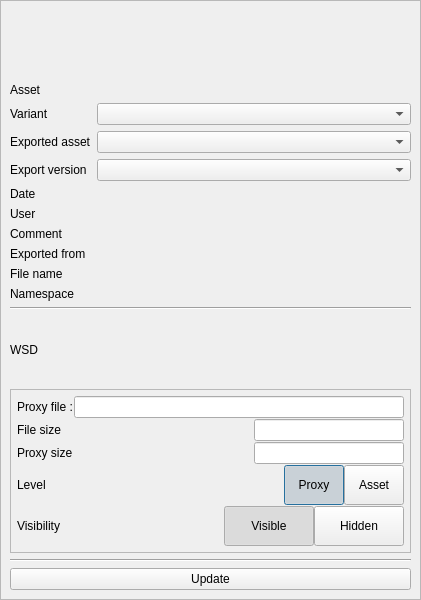
Wizard-collab/Wizard, file App/work/ui_files/imported_asset_manager_dialog.ui: the form before one commit.
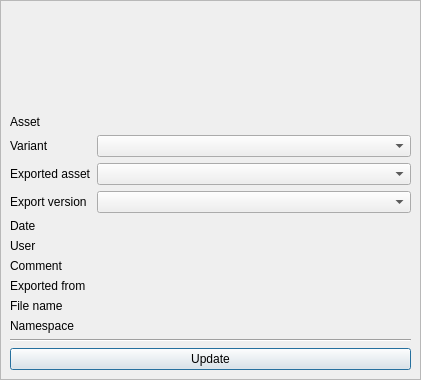
The form after the commit.

What changed in the file:
```diff
--- a/App/work/ui_files/imported_asset_manager_dialog.ui
+++ b/App/work/ui_files/imported_asset_manager_dialog.ui
@@ -7,7 +7,7 @@
     <x>0</x>
     <y>0</y>
     <width>421</width>
-    <height>600</height>
+    <height>380</height>
    </rect>
   </property>
   <property name="windowTitle">
@@ -197,293 +197,6 @@
         </item>
        </layout>
       </item>
-      <item>
-       <widget class="Line" name="line">
-        <property name="orientation">
-         <enum>Qt::Horizontal</enum>
-        </property>
-       </widget>
-      </item>
-      <item>
-       <widget class="QLabel" name="label">
-        <property name="text">
-         <string>WSD</string>
-        </property>
-       </widget>
-      </item>
-      <item>
-       <widget class="QFrame" name="imported_asset_m_wsd_frame">
-        <property name="frameShape">
-         <enum>QFrame::StyledPanel</enum>
-        </property>
-        <property name="frameShadow">
-         <enum>QFrame::Raised</enum>
-        </property>
-        <layout class="QVBoxLayout" name="verticalLayout_4">
-         <property name="spacing">
-          <number>1</number>
-         </property>
-         <property name="leftMargin">
-          <number>6</number>
-         </property>
-         <property name="topMargin">
-          <number>6</number>
-         </property>
-         <property name="rightMargin">
-          <number>6</number>
-         </property>
-         <property name="bottomMargin">
-          <number>6</number>
-         </property>
-         <item>
-          <layout class="QHBoxLayout" name="horizontalLayout_5">
-           <item>
-            <widget class="QLabel" name="label_4">
-             <property name="text">
-              <string>Proxy file :</string>
-             </property>
-            </widget>
-           </item>
-           <item>
-            <widget class="QLineEdit" name="wsd_proxy_file_lineEdit">
-             <property name="readOnly">
-              <bool>true</bool>
-             </property>
-            </widget>
-           </item>
-          </layout>
-         </item>
-         <item>
-          <layout class="QHBoxLayout" name="horizontalLayout_6">
-           <item>
-            <widget class="QLabel" name="label_5">
-             <property name="text">
-              <string>File size</string>
-             </property>
-            </widget>
-           </item>
-           <item>
-            <spacer name="horizontalSpacer_4">
-             <property name="orientation">
-              <enum>Qt::Horizontal</enum>
-             </property>
-             <property name="sizeHint" stdset="0">
-              <size>
-               <width>40</width>
-               <height>20</height>
-              </size>
-             </property>
-            </spacer>
-           </item>
-           <item>
-            <widget class="QLineEdit" name="wsd_file_size_lineEdit">
-             <property name="minimumSize">
-              <size>
-               <width>150</width>
-               <height>0</height>
-              </size>
-             </property>
-             <property name="maximumSize">
-              <size>
-               <width>150</width>
-               <height>16777215</height>
-              </size>
-             </property>
-            </widget>
-           </item>
-          </layout>
-         </item>
-         <item>
-          <layout class="QHBoxLayout" name="horizontalLayout_7">
-           <item>
-            <widget class="QLabel" name="label_6">
-             <property name="text">
-              <string>Proxy size</string>
-             </property>
-            </widget>
-           </item>
-           <item>
-            <spacer name="horizontalSpacer_5">
-             <property name="orientation">
-              <enum>Qt::Horizontal</enum>
-             </property>
-             <property name="sizeHint" stdset="0">
-              <size>
-               <width>40</width>
-               <height>20</height>
-              </size>
-             </property>
-            </spacer>
-           </item>
-           <item>
-            <widget class="QLineEdit" name="wsd_proxy_size_lineEdit">
-             <property name="minimumSize">
-              <size>
-               <width>150</width>
-               <height>0</height>
-              </size>
-             </property>
-             <property name="maximumSize">
-              <size>
-               <width>150</width>
-               <height>16777215</height>
-              </size>
-             </property>
-            </widget>
-           </item>
-          </layout>
-         </item>
-         <item>
-          <layout class="QHBoxLayout" name="horizontalLayout_3">
-           <property name="spacing">
-            <number>0</number>
-           </property>
-           <item>
-            <widget class="QLabel" name="label_2">
-             <property name="text">
-              <string>Level</string>
-             </property>
-            </widget>
-           </item>
-           <item>
-            <spacer name="horizontalSpacer_2">
-             <property name="orientation">
-              <enum>Qt::Horizontal</enum>
-             </property>
-             <property name="sizeHint" stdset="0">
-              <size>
-               <width>40</width>
-               <height>20</height>
-              </size>
-             </property>
-            </spacer>
-           </item>
-           <item>
-            <widget class="QPushButton" name="wsd_proxy_pushButton">
-             <property name="minimumSize">
-              <size>
-               <width>60</width>
-               <height>40</height>
-              </size>
-             </property>
-             <property name="maximumSize">
-              <size>
-               <width>60</width>
-               <height>40</height>
-              </size>
-             </property>
-             <property name="text">
-              <string>Proxy</string>
-             </property>
-             <property name="checkable">
-              <bool>true</bool>
-             </property>
-             <property name="checked">
-              <bool>true</bool>
-             </property>
-            </widget>
-           </item>
-           <item>
-            <widget class="QPushButton" name="wsd_asset_pushButton">
-             <property name="minimumSize">
-              <size>
-               <width>60</width>
-               <height>40</height>
-              </size>
-             </property>
-             <property name="maximumSize">
-              <size>
-               <width>60</width>
-               <height>40</height>
-              </size>
-             </property>
-             <property name="text">
-              <string>Asset</string>
-             </property>
-             <property name="checkable">
-              <bool>true</bool>
-             </property>
-            </widget>
-           </item>
-          </layout>
-         </item>
-         <item>
-          <layout class="QHBoxLayout" name="horizontalLayout_4">
-           <property name="spacing">
-            <number>0</number>
-           </property>
-           <item>
-            <widget class="QLabel" name="label_3">
-             <property name="text">
-              <string>Visibility</string>
-             </property>
-            </widget>
-           </item>
-           <item>
-            <spacer name="horizontalSpacer_3">
-             <property name="orientation">
-              <enum>Qt::Horizontal</enum>
-             </property>
-             <property name="sizeHint" stdset="0">
-              <size>
-               <width>40</width>
-               <height>20</height>
-              </size>
-             </property>
-            </spacer>
-           </item>
-           <item>
-            <widget class="QPushButton" name="wsd_visible_pushButton">
-             <property name="minimumSize">
-              <size>
-               <width>90</width>
-               <height>40</height>
-              </size>
-             </property>
-             <property name="maximumSize">
-              <size>
-               <width>90</width>
-               <height>40</height>
-              </size>
-             </property>
-             <property name="text">
-              <string>Visible</string>
-             </property>
-             <property name="checkable">
-              <bool>true</bool>
-             </property>
-             <property name="checked">
-              <bool>true</bool>
-             </property>
-            </widget>
-           </item>
-           <item>
-            <widget class="QPushButton" name="wsd_hidden_pushButton">
-             <property name="minimumSize">
-              <size>
-               <width>90</width>
-               <height>40</height>
-              </size>
-             </property>
-             <property name="maximumSize">
-              <size>
-               <width>90</width>
-               <height>40</height>
-              </size>
-             </property>
-             <property name="text">
-              <string>Hidden</string>
-             </property>
-             <property name="checkable">
-              <bool>true</bool>
-             </property>
-            </widget>
-           </item>
-          </layout>
-         </item>
-        </layout>
-       </widget>
-      </item>
       <item>
        <widget class="Line" name="line_2">
         <property name="orientation">
```
